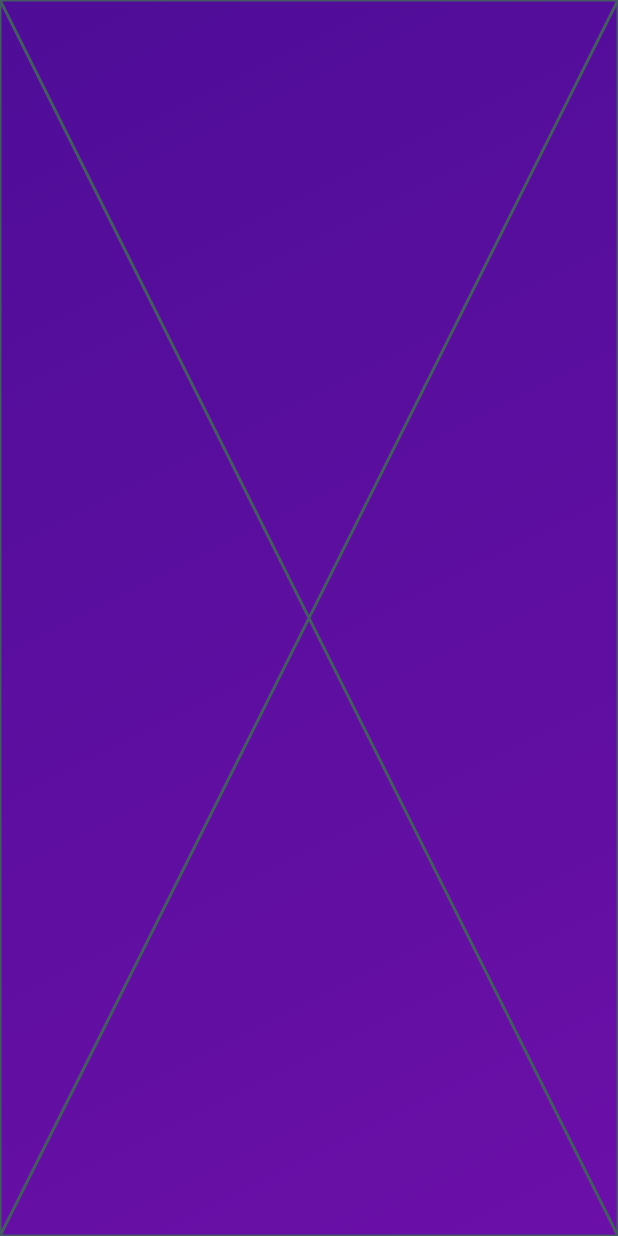
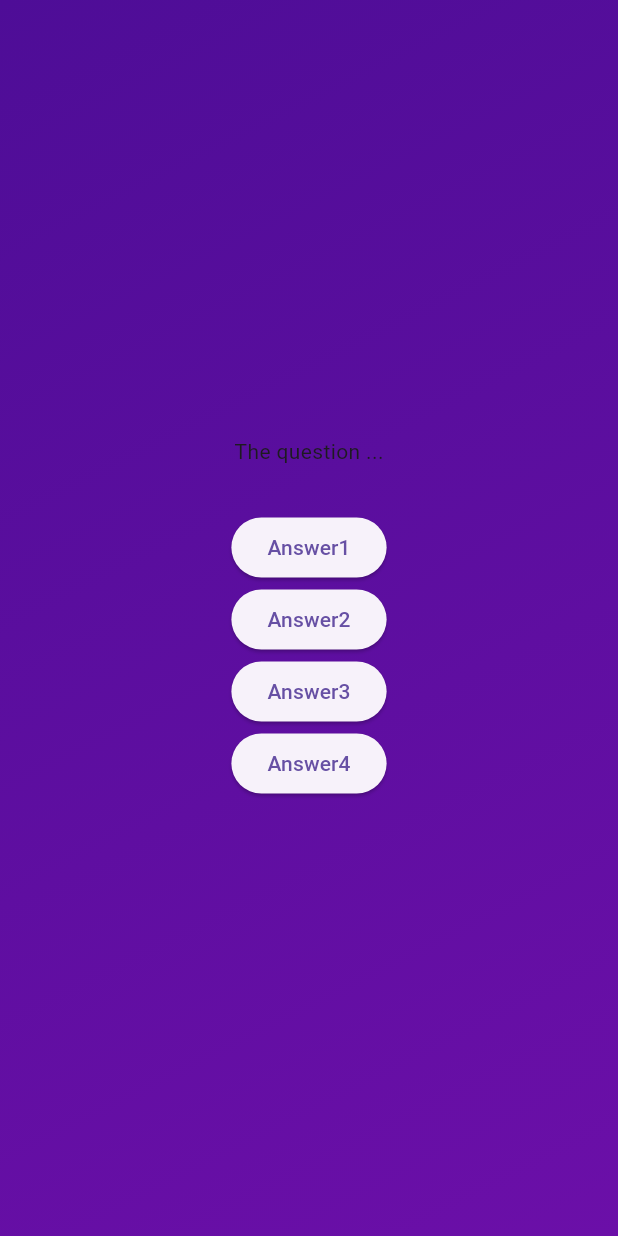
Before and after one commit to godomainz/adv_basics, a Flutter app: the screen it shows after launch, after a tap on "Start Quiz", on a phone screen of 412 x 824 dp. Run offline on Flutter 3.47's test engine with Material 3 defaults, Android fonts, the phone set to English and light mode, and no system bars.

Commit message:
68. Configuring a Column

```diff
--- a/lib/questions_screen.dart
+++ b/lib/questions_screen.dart
@@ -10,6 +10,19 @@ class QuestionsScreen extends StatefulWidget {
 class _QuestionsScreenState extends State<QuestionsScreen> {
   @override
   Widget build(BuildContext context) {
-    return const Placeholder();
+    return SizedBox(
+      width: double.infinity,
+      child: Column(
+        mainAxisAlignment: MainAxisAlignment.center,
+        children: [
+          const Text('The question ...'),
+          const SizedBox(height: 30),
+          ElevatedButton(onPressed: () {}, child: const Text('Answer1')),
+          ElevatedButton(onPressed: () {}, child: const Text('Answer2')),
+          ElevatedButton(onPressed: () {}, child: const Text('Answer3')),
+          ElevatedButton(onPressed: () {}, child: const Text('Answer4')),
+        ],
+      ),
+    );
   }
 }
```
